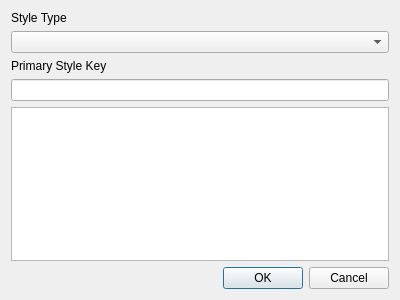
This is osmmapmakerapp/newtoplevelstyle.ui in jremillard/osmmapmaker as Qt 5 draws it before an edit. The edited form follows.
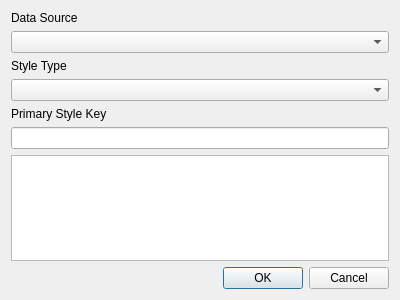
This is the edited form.

Diff of the .ui file:
```diff
--- a/osmmapmakerapp/newtoplevelstyle.ui
+++ b/osmmapmakerapp/newtoplevelstyle.ui
@@ -14,6 +14,16 @@
    <string>New Top Level Style</string>
   </property>
   <layout class="QVBoxLayout" name="verticalLayout">
+   <item>
+    <widget class="QLabel" name="label_3">
+     <property name="text">
+      <string>Data Source</string>
+     </property>
+    </widget>
+   </item>
+   <item>
+    <widget class="QComboBox" name="dataSource"/>
+   </item>
    <item>
     <widget class="QLabel" name="label_2">
      <property name="text">
```
